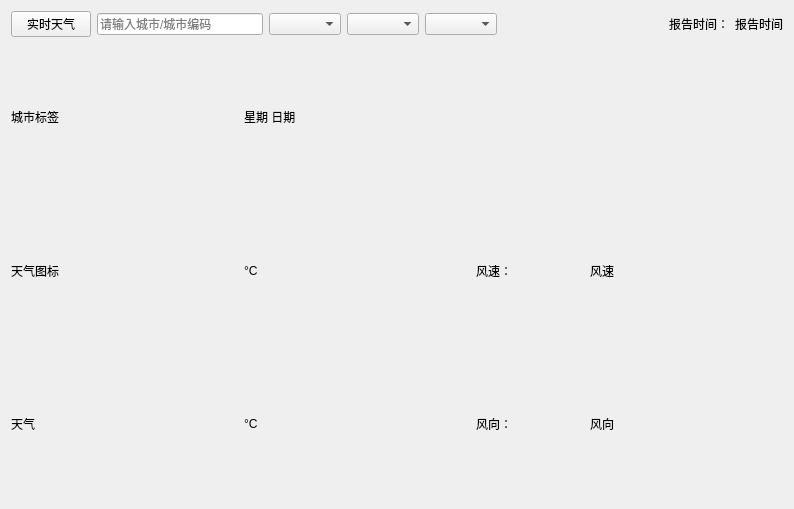
Before: the Qt Designer form qweatherforecast.ui in halecheng148/WeatherForecast, drawn with Qt 5.
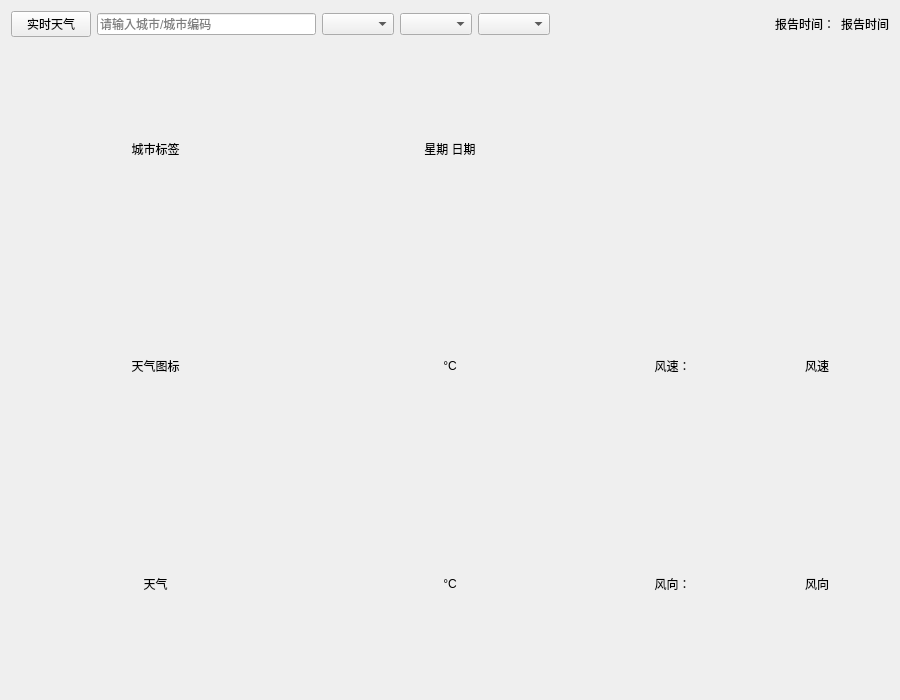
After: the same form once the commit is applied. The open tabs and pages were chosen to show the change.

```diff
--- a/qweatherforecast.ui
+++ b/qweatherforecast.ui
@@ -6,10 +6,28 @@
    <rect>
     <x>0</x>
     <y>0</y>
-    <width>794</width>
-    <height>509</height>
+    <width>900</width>
+    <height>700</height>
    </rect>
   </property>
+  <property name="sizePolicy">
+   <sizepolicy hsizetype="Minimum" vsizetype="Minimum">
+    <horstretch>0</horstretch>
+    <verstretch>0</verstretch>
+   </sizepolicy>
+  </property>
+  <property name="minimumSize">
+   <size>
+    <width>900</width>
+    <height>700</height>
+   </size>
+  </property>
+  <property name="maximumSize">
+   <size>
+    <width>900</width>
+    <height>700</height>
+   </size>
+  </property>
   <property name="windowTitle">
    <string>CWeatherForecast</string>
   </property>
@@ -249,13 +267,16 @@
         <item>
          <layout class="QGridLayout" name="gridLayout" rowstretch="1,1,1" columnstretch="0,0,0">
           <property name="rightMargin">
-           <number>80</number>
+           <number>0</number>
           </property>
           <item row="1" column="0">
            <widget class="QLabel" name="forecastWeatherImgLab">
             <property name="text">
              <string>天气图标</string>
             </property>
+            <property name="alignment">
+             <set>Qt::AlignCenter</set>
+            </property>
            </widget>
           </item>
           <item row="1" column="1">
@@ -263,6 +284,9 @@
             <property name="text">
              <string>°C</string>
             </property>
+            <property name="alignment">
+             <set>Qt::AlignCenter</set>
+            </property>
            </widget>
           </item>
           <item row="2" column="2">
@@ -275,6 +299,9 @@
               <property name="text">
                <string>风向：</string>
               </property>
+              <property name="alignment">
+               <set>Qt::AlignCenter</set>
+              </property>
              </widget>
             </item>
             <item>
@@ -282,6 +309,9 @@
               <property name="text">
                <string>风向</string>
               </property>
+              <property name="alignment">
+               <set>Qt::AlignCenter</set>
+              </property>
              </widget>
             </item>
            </layout>
@@ -291,6 +321,9 @@
             <property name="text">
              <string>°C</string>
             </property>
+            <property name="alignment">
+             <set>Qt::AlignCenter</set>
+            </property>
            </widget>
           </item>
           <item row="0" column="1">
@@ -298,6 +331,9 @@
             <property name="text">
              <string>星期 日期</string>
             </property>
+            <property name="alignment">
+             <set>Qt::AlignCenter</set>
+            </property>
            </widget>
           </item>
           <item row="2" column="0">
@@ -305,6 +341,9 @@
             <property name="text">
              <string>天气</string>
             </property>
+            <property name="alignment">
+             <set>Qt::AlignCenter</set>
+            </property>
            </widget>
           </item>
           <item row="0" column="0">
@@ -312,6 +351,9 @@
             <property name="text">
              <string>城市标签</string>
             </property>
+            <property name="alignment">
+             <set>Qt::AlignCenter</set>
+            </property>
            </widget>
           </item>
           <item row="1" column="2">
@@ -324,6 +366,9 @@
               <property name="text">
                <string>风速：</string>
               </property>
+              <property name="alignment">
+               <set>Qt::AlignCenter</set>
+              </property>
              </widget>
             </item>
             <item>
@@ -331,6 +376,9 @@
               <property name="text">
                <string>风速</string>
               </property>
+              <property name="alignment">
+               <set>Qt::AlignCenter</set>
+              </property>
              </widget>
             </item>
            </layout>
```
Left out of the diff: 4 changed lines with no effect on the pictures.
